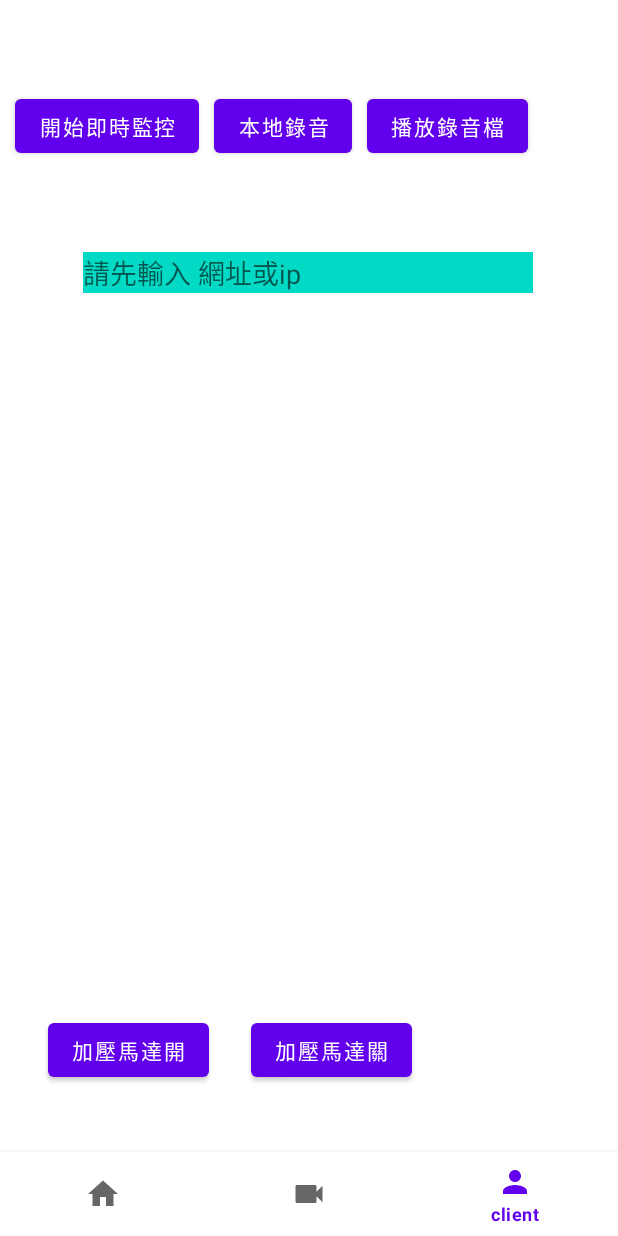
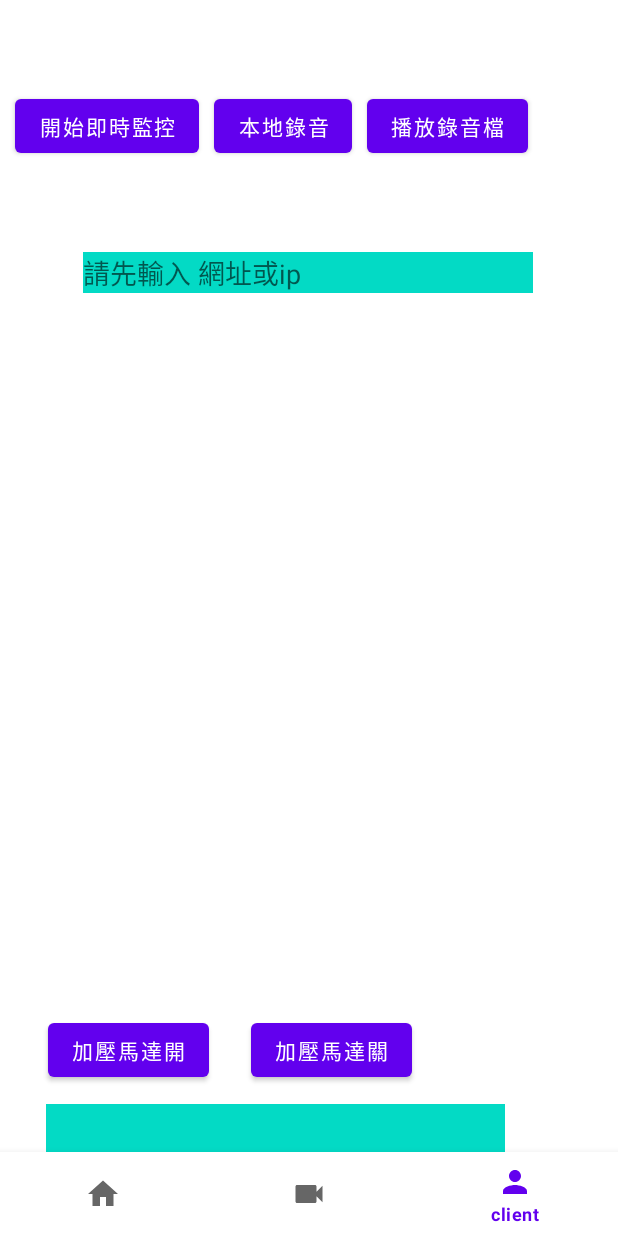
Before and after one commit to kevinhsu0411/Android-Real_Time_Monitor, an Android app: the ClientFragment screen opened through its navigation route, on a phone screen of 412 x 824 dp. Run offline under Robolectric (Android 15) with nearby library versions, the phone set to English and light mode, and no system bars; our stand-ins replace RxJava, navigation-ui; 1 statement that could not run was skipped.

Commit message:
client socket send motor operation signal

```diff
--- a/app/src/main/res/layout/fragment_client.xml
+++ b/app/src/main/res/layout/fragment_client.xml
@@ -59,6 +59,17 @@
         app:layout_constraintStart_toStartOf="parent"
         app:layout_constraintTop_toBottomOf="@+id/client_audioRecord" />
 
+    <EditText
+        android:id="@+id/motorMsg"
+        android:layout_width="306dp"
+        android:layout_height="63dp"
+        android:layout_marginTop="12dp"
+        android:background="@color/teal_200"
+        app:layout_constraintEnd_toEndOf="parent"
+        app:layout_constraintHorizontal_bias="0.288"
+        app:layout_constraintStart_toStartOf="parent"
+        app:layout_constraintTop_toBottomOf="@+id/motor_close_button" />
+
     <Button
         android:id="@+id/motor_open_button"
         android:layout_width="wrap_content"
```
Also changed, not shown: app/src/main/java/com/kevinserver/ClientFragment.kt (+38 -1 lines).
